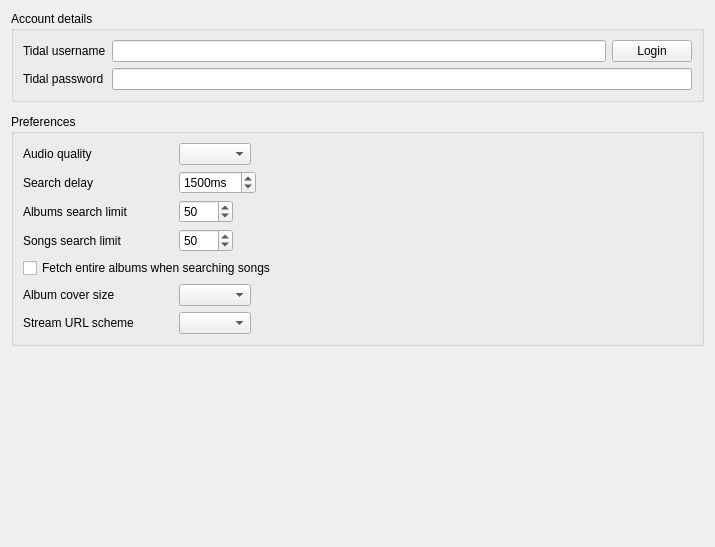
First picture: the form in src/settings/tidalsettingspage.ui, repository strawberrymusicplayer/strawberry, before the edit.
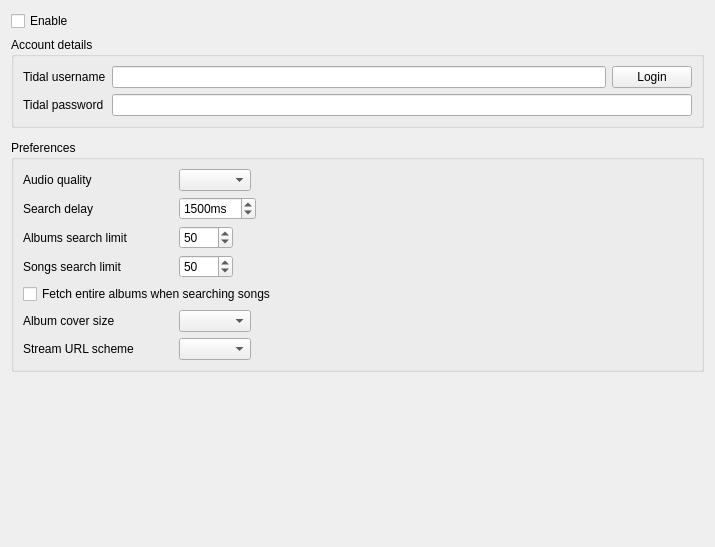
Second picture: the form after the edit. Icons and pictures are not drawn. Custom widgets are drawn as their Qt base class.

The edit to the form file:
```diff
--- a/src/settings/tidalsettingspage.ui
+++ b/src/settings/tidalsettingspage.ui
@@ -14,6 +14,13 @@
    <string>Tidal</string>
   </property>
   <layout class="QVBoxLayout" name="verticalLayout">
+   <item>
+    <widget class="QCheckBox" name="checkbox_enable">
+     <property name="text">
+      <string>Enable</string>
+     </property>
+    </widget>
+   </item>
    <item>
     <widget class="QGroupBox" name="credential_group">
      <property name="sizePolicy">
```
